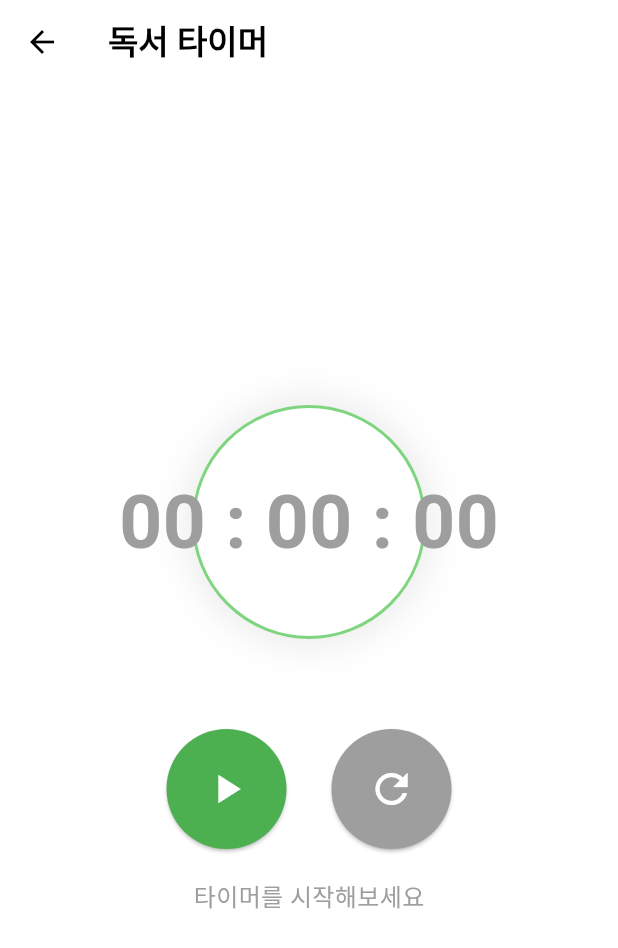
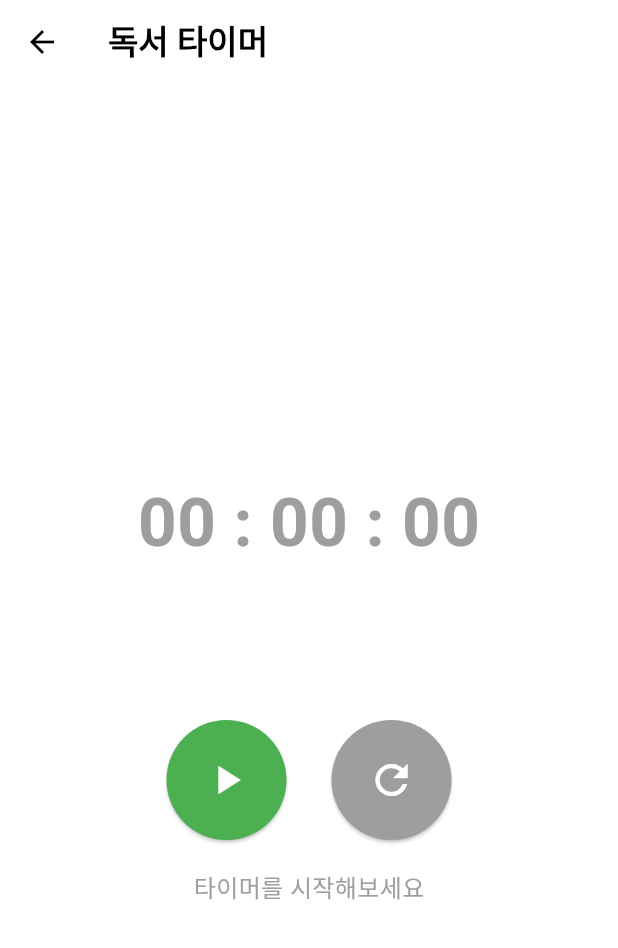
Before and after one commit to book2002/book-FE, a Flutter app: the TimerPage screen opened directly, on a phone screen of 412 x 824 dp. Shown: the top 948 px of the screen. Run offline on Flutter 3.47's test engine with Material 3 defaults, Android fonts, the phone set to English and light mode, and no system bars; our stand-ins replace flutter_secure_storage, font_awesome_flutter, image_picker, table_calendar; missing offline and left inert: flutter_inappwebview; accounts and stored records are empty; network calls fail.

Commit message:
style: ui 크기, 배치 조정

```diff
--- a/lib/widget/HabitTrackerWidget.dart
+++ b/lib/widget/HabitTrackerWidget.dart
@@ -119,7 +119,7 @@ class _HabitTrackerState extends State<HabitTracker> {
                   const SizedBox(height: 6),
                   // 원형 아이콘
                   CircleAvatar(
-                    radius: circleSize/2,   // 반지름
+                    radius: circleSize/2 - 1,   // 반지름
                     backgroundColor: isChecked
                         ? Colors.green
                         : Colors.grey[300],
--- a/lib/widget/timer_page.dart
+++ b/lib/widget/timer_page.dart
@@ -77,22 +77,22 @@ class _TimerPageState extends State<TimerPage> {
           children: [
             Container(
               padding: const EdgeInsets.all(40),
-              decoration: BoxDecoration(
-                shape: BoxShape.circle,
-                color: Colors.white,
-                boxShadow: [
-                  BoxShadow(
-                    color: Colors.grey.withOpacity(0.2),
-                    blurRadius: 20,
-                    spreadRadius: 5,
-                  )
-                ],
-                border: Border.all(color: primaryColor.withOpacity(0.5), width: 2)
-              ),
+              // decoration: BoxDecoration(
+              //   shape: BoxShape.circle,
+              //   color: Colors.white,
+              //   boxShadow: [
+              //     BoxShadow(
+              //       color: Colors.grey.withOpacity(0.2),
+              //       blurRadius: 20,
+              //       spreadRadius: 5,
+              //     )
+              //   ],
+              //   border: Border.all(color: primaryColor.withOpacity(0.5), width: 2)
+              // ),
               child: Text(
                 _formatTime(),
                 style: TextStyle(
-                  fontSize: 50,
+                  fontSize: 45,
                   fontWeight: FontWeight.bold,
                   fontFeatures: [const FontFeature.tabularFigures()],
                   color: _isRunning ? Colors.black : Colors.grey,
```
Also changed, not shown: lib/screens/details/loan_info_page.dart (+14 -2 lines), lib/widget/BookListWidget.dart (+4 -4 lines).
